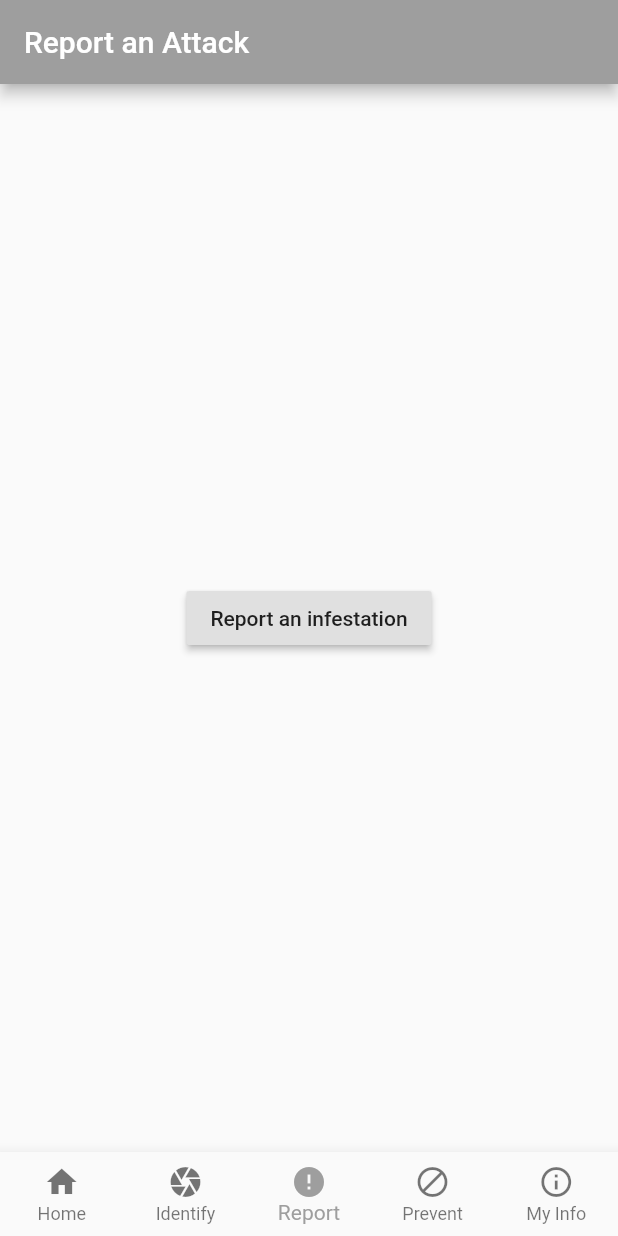
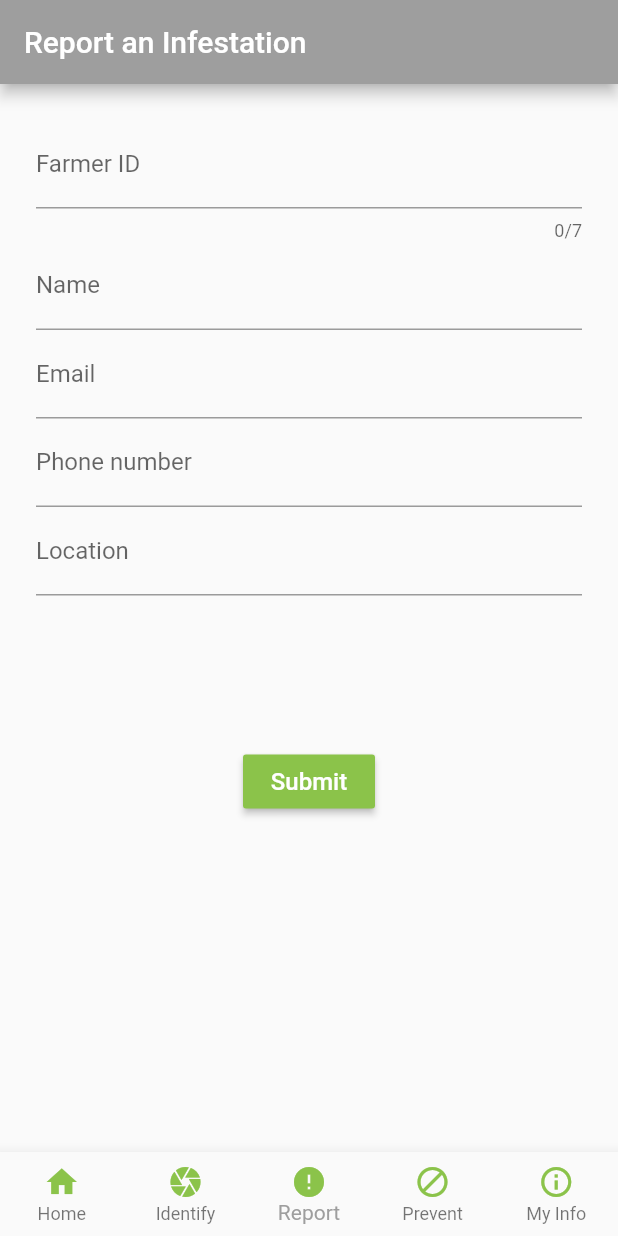
Before and after one commit to flynnm20/SE-Project-Group-7, a Flutter app: the screen it shows after launch, item 3 of the bottom bar chosen, on a phone screen of 412 x 824 dp. Run offline on Flutter 3.47's test engine with Material 2 defaults, Android fonts, the phone set to English and light mode, and no system bars; our stand-ins replace camera, google_maps_flutter, image_picker, shared_preferences, sqflite; accounts and stored records are empty.

Commit message:
Designed Report Page

```diff
--- a/fall_army_worm_app/lib/main.dart
+++ b/fall_army_worm_app/lib/main.dart
@@ -58,23 +58,28 @@ class MyAppState extends State<HomeApp> {
           },
           items: [
             BottomNavigationBarItem(
-              icon: Icon(Icons.home),
+              icon: Icon(Icons.home,
+              color: Colors.lightGreen),
               title: Text('Home'),
             ),
             BottomNavigationBarItem(
-              icon: Icon(Icons.camera),
+              icon: Icon(Icons.camera,
+                  color: Colors.lightGreen),
               title: Text('Identify'),
             ),
             BottomNavigationBarItem(
-              icon: Icon(Icons.error),
+              icon: Icon(Icons.error,
+                  color: Colors.lightGreen),
               title: Text('Report'),
             ),
             BottomNavigationBarItem(
-              icon: Icon(Icons.block),
+              icon: Icon(Icons.block,
+                  color: Colors.lightGreen),
               title: Text('Prevent'),
             ),
             BottomNavigationBarItem(
-              icon: Icon(Icons.info_outline),
+              icon: Icon(Icons.info_outline,
+                  color: Colors.lightGreen),
               title: Text('My Info'),
             ),
           ],
--- a/fall_army_worm_app/lib/pages/report.dart
+++ b/fall_army_worm_app/lib/pages/report.dart
@@ -4,19 +4,155 @@ import '../database/SaveImageDemo.dart';
 class ReportPage extends StatefulWidget {
   @override
   State<StatefulWidget> createState() {
-    return MyAppState();
+    return ReportPageState();
   }
 }
 
+class ReportPageState extends State<ReportPage> {
+  String _name;
+  String _email;
+  String _ID;
+  String _location;
+  String _phoneNumber;
 
-class MyAppState extends State<ReportPage> {
+  final GlobalKey<FormState> _formKey = GlobalKey<FormState>();
 
-  StatefulWidget build(BuildContext context) {
+  Widget _buildName() {
+    return TextFormField(
+      decoration: InputDecoration(labelText: 'Name'),
+      validator: (String value) {
+        if (value.isEmpty) {
+          return 'Name is Required';
+        }
+        return null;
+      },
+      onSaved: (String value) {
+        _name = value;
+      },
+    );
+  }
+
+  Widget _buildEmail() {
+    return TextFormField(
+      decoration: InputDecoration(labelText: 'Email'),
+      validator: (String value) {
+        if(value.isEmpty) {
+          return 'Email is required';
+      }
+        if (!RegExp(
+            r"[a-z0-9!#$%&'*+/=?^_`{|}~-]+(?:\.[a-z0-9!#$%&'*+/=?^_`{|}~-]+)*@(?:[a-z0-9](?:[a-z0-9-]*[a-z0-9])?\.)+[a-z0-9](?:[a-z0-9-]*[a-z0-9])?")
+            .hasMatch(value)) {
+          return 'Please enter a valid email Address';
+        }
+
+        return null;
+      },
+      onSaved: (String value) {
+        _email = value;
+      },
+    );
+  }
+
+  Widget _buildID() {
+    return TextFormField(
+      decoration: InputDecoration(labelText: 'Farmer ID'),
+      maxLength: 7,
+      validator: (String value) {
+        if (value.isEmpty) {
+          return 'Farmer ID is required';
+        }
+        return null;
+      },
+      onSaved: (String value) {
+        _ID = value;
+      },
+    );
+  }
+
+  Widget _buildLocation() {
+    return TextFormField(
+      decoration: InputDecoration(labelText: 'Location'),
+      validator: (String value) {
+        if(value.isEmpty) {
+          return 'Location is required';
+        }
+        return null;
+      },
+      onSaved: (String value) {
+        _location = value;
+      },
+    );
+  }
+
+  Widget _buildPhoneNumber() {
+    return TextFormField(
+      decoration: InputDecoration(labelText: 'Phone number'),
+      keyboardType: TextInputType.phone,
+      validator: (String value) {
+        if (value.isEmpty) {
+          return 'Phone number is required';
+        }
+        return null;
+      },
+      onSaved: (String value) {
+        _phoneNumber = value;
+      },
+    );
+  }
+
+  @override
+  Widget build(BuildContext context) {
     return Scaffold(
       appBar: AppBar(
-        title: Text("Report an Attack"),
+        title: Text("Report an Infestation"),
       ),
-      body: Center(
+      body: SingleChildScrollView(
+
+      child:Container(
+        margin: EdgeInsets.all(24),
+        child: Form(
+          key: _formKey,
+          child: Column(
+            mainAxisAlignment: MainAxisAlignment.center,
+            children: <Widget>[
+              _buildID(),
+              _buildName(),
+              _buildEmail(),
+              _buildPhoneNumber(),
+              _buildLocation(),
+
+              SizedBox(height: 100),
+              RaisedButton(
+                color: Colors.lightGreen,
+                child: Text(
+                  'Submit',
+                  style: TextStyle(color: Colors.white, fontSize: 16),
+                ),
+                onPressed: () {
+                  if (!_formKey.currentState.validate()) {
+                    return;
+                  }
+
+                  _formKey.currentState.save();
+
+                  print(_name);
+                  print(_email);
+                  print(_phoneNumber);
+                  print(_ID);
+                  print(_location);
+
+                  //Send to API
+                },
+              )
+            ],
+          ),
+        ),
+      ),
+      )
+    );
+  }
+}
+      /*Center(
         child: RaisedButton(
 
           child: Text('Report an infestation'),
@@ -31,6 +167,6 @@ class MyAppState extends State<ReportPage> {
           },
         ),
       ),
-    );
-
-  }}
+    )
+  }
+}*/
```
